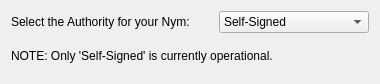
First picture: the form in src/gui/widgets/pagenym_authority.ui, repository Open-Transactions/Moneychanger, before the edit.
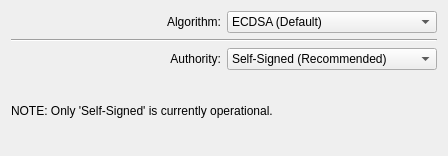
Second picture: the form after the edit.

Commit message: Decrypt dlg fixes, delete acct, Nym algorithm.

```diff
--- a/src/gui/widgets/pagenym_authority.ui
+++ b/src/gui/widgets/pagenym_authority.ui
@@ -6,8 +6,8 @@
    <rect>
     <x>0</x>
     <y>0</y>
-    <width>380</width>
-    <height>84</height>
+    <width>448</width>
+    <height>156</height>
    </rect>
   </property>
   <property name="windowTitle">
@@ -15,13 +15,62 @@
   </property>
   <layout class="QGridLayout" name="gridLayout">
    <item row="0" column="0">
-    <widget class="QLabel" name="label">
+    <widget class="QLabel" name="label_4">
      <property name="text">
-      <string>Select the Authority for your Nym:</string>
+      <string>Algorithm:</string>
+     </property>
+     <property name="alignment">
+      <set>Qt::AlignRight|Qt::AlignTrailing|Qt::AlignVCenter</set>
      </property>
     </widget>
    </item>
    <item row="0" column="1">
+    <widget class="QComboBox" name="comboBoxAlgorithm">
+     <property name="enabled">
+      <bool>true</bool>
+     </property>
+     <property name="sizePolicy">
+      <sizepolicy hsizetype="Preferred" vsizetype="Fixed">
+       <horstretch>0</horstretch>
+       <verstretch>0</verstretch>
+      </sizepolicy>
+     </property>
+     <property name="maximumSize">
+      <size>
+       <width>220</width>
+       <height>16777215</height>
+      </size>
+     </property>
+     <item>
+      <property name="text">
+       <string>ECDSA (Default)</string>
+      </property>
+     </item>
+     <item>
+      <property name="text">
+       <string>1024-bit RSA (Legacy)</string>
+      </property>
+     </item>
+    </widget>
+   </item>
+   <item row="1" column="0" colspan="2">
+    <widget class="Line" name="line">
+     <property name="orientation">
+      <enum>Qt::Horizontal</enum>
+     </property>
+    </widget>
+   </item>
+   <item row="2" column="0">
+    <widget class="QLabel" name="label">
+     <property name="text">
+      <string>Authority:</string>
+     </property>
+     <property name="alignment">
+      <set>Qt::AlignRight|Qt::AlignTrailing|Qt::AlignVCenter</set>
+     </property>
+    </widget>
+   </item>
+   <item row="2" column="1">
     <widget class="QComboBox" name="comboBoxAuthority">
      <property name="enabled">
       <bool>true</bool>
@@ -34,13 +83,13 @@
      </property>
      <property name="maximumSize">
       <size>
-       <width>150</width>
+       <width>220</width>
        <height>16777215</height>
       </size>
      </property>
      <item>
       <property name="text">
-       <string>Self-Signed</string>
+       <string>Self-Signed (Recommended)</string>
       </property>
      </item>
      <item>
@@ -55,7 +104,7 @@
      </item>
     </widget>
    </item>
-   <item row="1" column="0" colspan="2">
+   <item row="3" column="0" colspan="2">
     <widget class="QLabel" name="label_2">
      <property name="text">
       <string>NOTE: Only 'Self-Signed' is currently operational.</string>
```
The commit also changes 5 other files.
